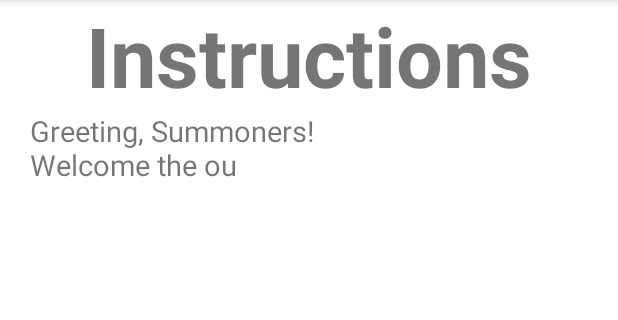
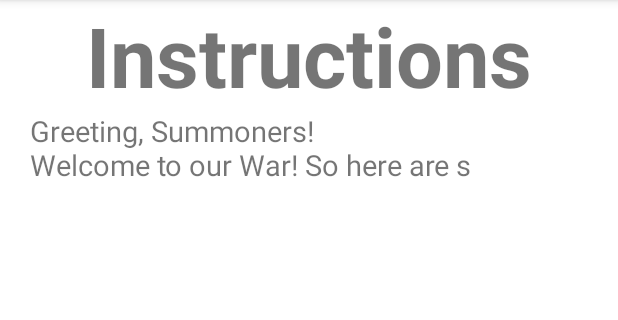
Before and after one commit to Avner152/WarGame, an Android app: the Instructions_Activity screen opened directly, with no data from a screen before it, on a phone screen of 412 x 824 dp, the part 84-404 px from its top. Run offline under Robolectric (Android 15) with nearby library versions, the phone set to English and light mode, and no system bars.

Commit message:
- Improved Code for printing text. - Better View for Instructions_Activity - english mistakes correction.

```diff
--- a/app/src/main/java/com/example/avners/Instructions_Activity.java
+++ b/app/src/main/java/com/example/avners/Instructions_Activity.java
@@ -10,39 +10,21 @@ import android.widget.TextView;
 public class Instructions_Activity extends AppCompatActivity {
 
     private Handler handler = new Handler();
-    private String[] strs = new String[9];
-    private String newStr = "";
+    private String newStr = "", str;
     private static final int DELAY = 40;
     private TextView tv;
-    private char[][] ch = new char[9][92];
-    private int row = 0, col = 0, countForSpace = 0;
-
+    private int n = 0;
 
     Runnable r = new Runnable() {
 
         @Override
         public void run() {
-            try {
-                newStr += ch[row][col++];
+                newStr += str.charAt(n++);
                 tv.setText(newStr);
-                if(col == strs[row].length()){
-                    newStr+= "\n";
-                    row++;
-                    col = 0;
-                }
-                if (row < 2)
-                    handler.postDelayed(r, 80);
-                else if(row <= 9 )
-                    handler.postDelayed(r, 40);
-
-                else{
-                    stopDelay();
-                }
-            }
-            catch (Exception e){
-
-            }
-
+                if(n < 71)
+                    handler.postDelayed(r, 50);
+                else if(n < str.length())
+                    handler.postDelayed(r, 25);
         }
     };
 
@@ -51,18 +33,20 @@ public class Instructions_Activity extends AppCompatActivity {
         super.onCreate(savedInstanceState);
         setContentView(R.layout.activity_instructions_);
         tv = findViewById(R.id.R_id_TEXT);
-        printStr();
-        int num = findMyLength();
+        printMyStr();
         startDelay();
-
-
     }
 
-    private int findMyLength() {
-        int sum = 0;
-        for (int i = 0; i < 9; i ++)
-            sum += strs[i].length();
-        return sum;
+    private void printMyStr() {
+     str = "Greeting, Summoners!\n" +
+            "Welcome to our War! So here are some rules:\n\n" +
+            "1) The game starts when both participant's score initiated with Zero.\n\n" +
+            "2) In Order to take the next step, the user has to click 'DEAL'.\n\n" +
+            "3) The participant with the greater power level gains +1 to his score! the other stays the same.\n\n" +
+            "4) When it's a tie then both participants losing 1 point.\n\n" +
+            "5) When it's a tie and any participant has Zero points then they stay the same.\n\n" +
+            "6) The first participant that gets to Ten points is the Winner! Congrants !!\n\n\n" +
+            "And Most Important --> Have Fun!!!";
     }
 
 
@@ -76,33 +60,8 @@ public class Instructions_Activity extends AppCompatActivity {
     }
 
 
-    private void printStr() {
-        strs[0] = "Greeting, Summoners!";
-        strs[1] = "Welcome the our War! so here's some rules:";
-        strs[2] = "1) The game starts when both participant's score initiated with 0.";
-        strs[3] = "2) In Order to take the next step, the user has to click 'DEAL'.";
-        strs[4] = "3) The participant with the greater power level wins +1 score! the other stays the same.";
-        strs[5] = "4) When it's a tie then both participants losing 1 point.";
-        strs[6] = "5) When it's a tie and any participant has 0 points then they stay the same.";
-        strs[7] = "6) The first participant that gets to 10 points is the Winner! Congrants !!";
-        strs[8] = "HAVE FUN!";
-
-        for (int i = 0; i < 9; i++)
-            strToChar(strs[i], i);
-    }
-
-
 
     private void stopDelay() {
         handler.removeCallbacks(r);
-
-    }
-
-    private void strToChar(String str, int index) {
-        for (int i = 0; i < str.length(); i++) {
-            if ((str.charAt(i)+"").isEmpty())
-                ch[index][i] = ' ';
-            ch[index][i] = str.charAt(i);
-        }
     }
 }
```
